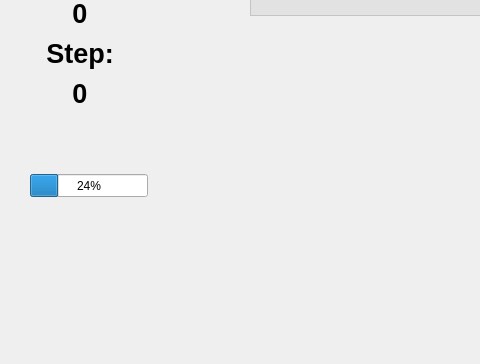
This is gamewindow.ui in F74036344/candyCrush as Qt 5 draws it before an edit; both pictures show x 0 to 480 and y 236 to 600 of the 800 by 600 pixel window. The edited form follows.
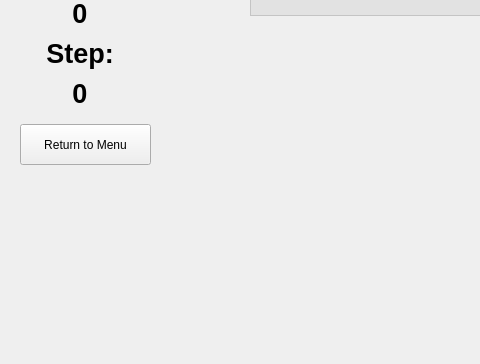
This is the edited form. Icons and pictures are not drawn.

The edit to the form file:
```diff
--- a/gamewindow.ui
+++ b/gamewindow.ui
@@ -119,19 +119,6 @@
     <string>&lt;html&gt;&lt;head/&gt;&lt;body&gt;&lt;p align=&quot;center&quot;&gt;Goal:&lt;/p&gt;&lt;/body&gt;&lt;/html&gt;</string>
    </property>
   </widget>
-  <widget class="QProgressBar" name="progressBar">
-   <property name="geometry">
-    <rect>
-     <x>30</x>
-     <y>410</y>
-     <width>118</width>
-     <height>23</height>
-    </rect>
-   </property>
-   <property name="value">
-    <number>24</number>
-   </property>
-  </widget>
   <widget class="QLabel" name="label_goalValue">
    <property name="geometry">
     <rect>
@@ -216,6 +203,19 @@
     <string>&lt;html&gt;&lt;head/&gt;&lt;body&gt;&lt;p align=&quot;center&quot;&gt;???&lt;/p&gt;&lt;/body&gt;&lt;/html&gt;</string>
    </property>
   </widget>
+  <widget class="QPushButton" name="pushButton_returnToMenu">
+   <property name="geometry">
+    <rect>
+     <x>20</x>
+     <y>360</y>
+     <width>131</width>
+     <height>41</height>
+    </rect>
+   </property>
+   <property name="text">
+    <string>Return to Menu</string>
+   </property>
+  </widget>
  </widget>
  <resources>
   <include location="resource.qrc"/>
```
